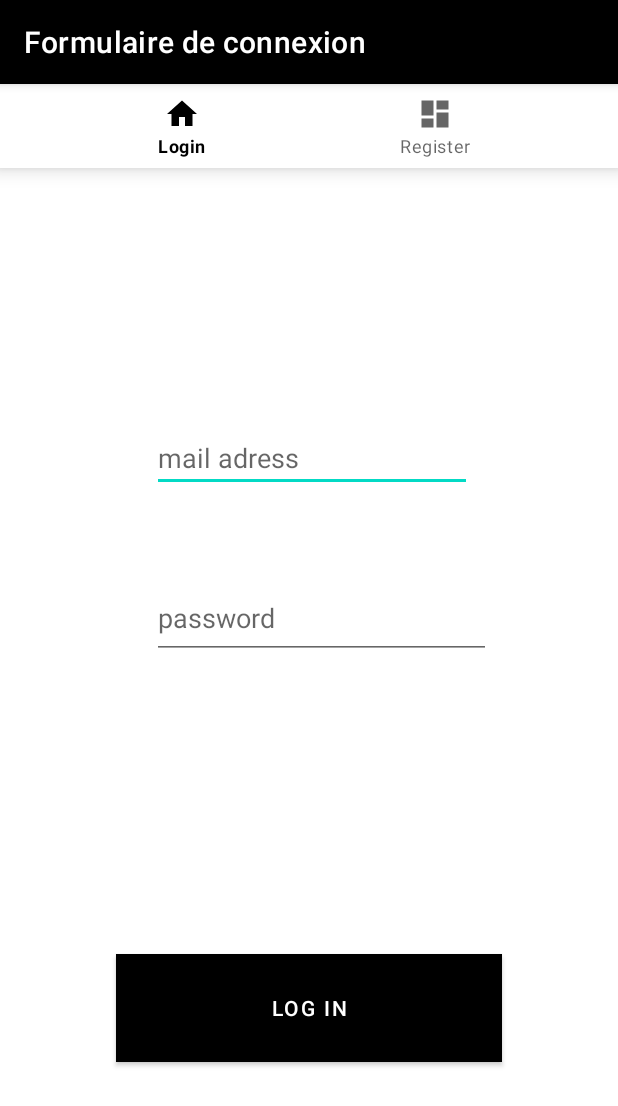
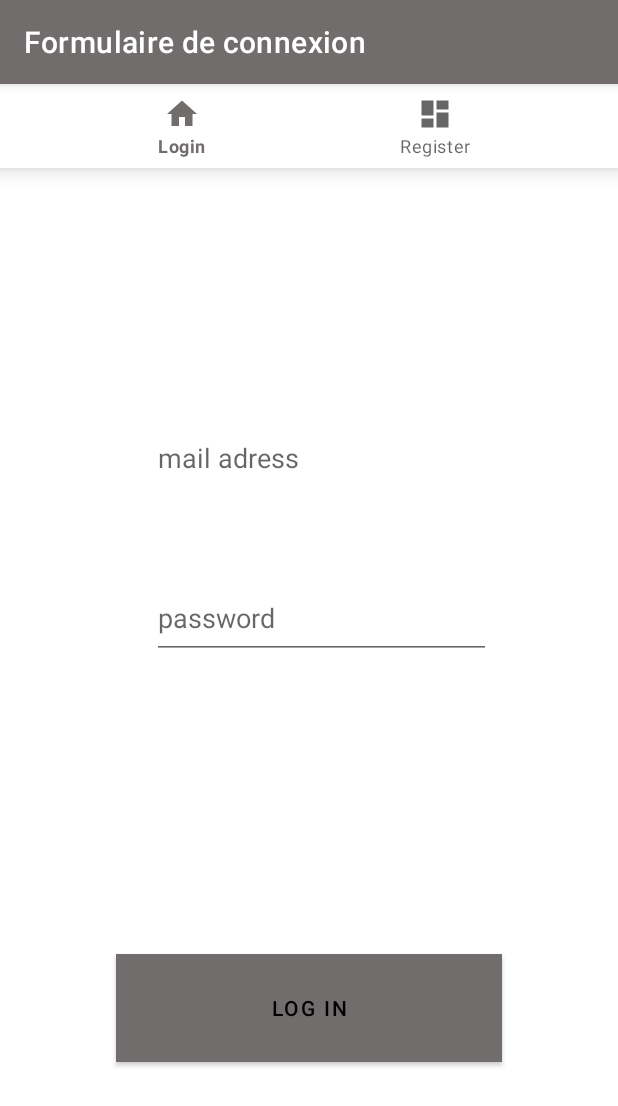
Before and after one commit to BertaudNathan/Android-ToDoList, an Android app: the screen it shows after launch (LoginRegisterActivity), on a phone screen of 412 x 824 dp. Shown: the top 1106 px of the screen. Run offline under Robolectric (Android 15) with nearby library versions, the phone set to English and light mode, and no system bars; our stand-ins replace Firebase (no records; nobody signed in at launch, a user with empty details on screens opened directly), navigation-ui.

Commit message:
Ajout calendrier, pour les taches, debut gestions theme dark et light

```diff
--- a/app/src/main/java/com/example/todolist/LoginRegisterActivity.java
+++ b/app/src/main/java/com/example/todolist/LoginRegisterActivity.java
@@ -11,11 +11,11 @@ import androidx.navigation.ui.NavigationUI;
 
 import com.devmobile.todolistBertaudLeroi.R;
 import com.devmobile.todolistBertaudLeroi.databinding.ActivityLoginRegisterBinding;
-import com.example.todolist.Model.MyCompatActivity;
+import com.example.todolist.Model.BackConfirmActivity;
 import com.google.android.material.bottomnavigation.BottomNavigationView;
 
 
-public class LoginRegisterActivity extends MyCompatActivity {
+public class LoginRegisterActivity extends BackConfirmActivity {
     private ActivityLoginRegisterBinding binding;
     @Override
     protected void onCreate(Bundle savedInstanceState) {
--- a/app/src/main/java/com/example/todolist/MainActivity.java
+++ b/app/src/main/java/com/example/todolist/MainActivity.java
@@ -18,7 +18,7 @@ import android.os.Bundle;
 import android.view.View;
 import android.widget.Toast;
 
-import com.example.todolist.Model.MyCompatActivity;
+import com.example.todolist.Model.BackConfirmActivity;
 
 import com.devmobile.todolistBertaudLeroi.R;
 import com.example.todolist.Adapter.ToDoAdapter;
@@ -46,7 +46,7 @@ import java.util.ArrayList;
 import java.util.Collections;
 import java.util.List;
 
-public class MainActivity extends MyCompatActivity implements OnDialogCloseListener {
+public class MainActivity extends BackConfirmActivity implements OnDialogCloseListener {
 
     private ActivityMainBinding binding;
 
--- /dev/null
+++ b/app/src/main/java/com/example/todolist/Model/BackConfirmActivity.java
@@ -0,0 +1,40 @@
+package com.example.todolist.Model;
+
+import android.app.AlertDialog;
+import android.content.DialogInterface;
+import android.os.Bundle;
+
+import androidx.activity.OnBackPressedCallback;
+import androidx.annotation.Nullable;
+import androidx.appcompat.app.AppCompatActivity;
+
+public class BackConfirmActivity extends MyCompatActivity {
+
+
+    @Override
+    protected void onCreate(@Nullable Bundle savedInstanceState) {
+        super.onCreate(savedInstanceState);
+        getOnBackPressedDispatcher().addCallback(this, new OnBackPressedCallback(true) {
+            @Override
+            public void handleOnBackPressed() {
+                AlertDialog.Builder alertDialogBuilder = new AlertDialog.Builder(BackConfirmActivity.this);
+                alertDialogBuilder.setMessage("Voulez vous vraiment quitter l'application ?");
+                alertDialogBuilder.setCancelable(true)
+                        .setPositiveButton("Oui", new DialogInterface.OnClickListener() {
+                            @Override
+                            public void onClick(DialogInterface dialog, int which) {
+                                finishAndRemoveTask();
+                            }
+                        })
+                        .setNegativeButton("non", new DialogInterface.OnClickListener() {
+                            @Override
+                            public void onClick(DialogInterface dialog, int which) {
+                                dialog.cancel();
+                            }
+                        });
+                AlertDialog alertDialog = alertDialogBuilder.create();
+                alertDialog.show();
+            }
+        });
+    }
+}
--- a/app/src/main/java/com/example/todolist/Model/MyCompatActivity.java
+++ b/app/src/main/java/com/example/todolist/Model/MyCompatActivity.java
@@ -2,41 +2,51 @@ package com.example.todolist.Model;
 
 import android.app.AlertDialog;
 import android.content.DialogInterface;
+import android.content.SharedPreferences;
 import android.os.Bundle;
 
 import androidx.activity.OnBackPressedCallback;
 import androidx.annotation.Nullable;
 import androidx.appcompat.app.AppCompatActivity;
+import androidx.preference.Preference;
 
-import com.example.todolist.MainActivity;
+import com.devmobile.todolistBertaudLeroi.R;
+
+import java.util.Map;
 
 public class MyCompatActivity extends AppCompatActivity {
 
 
     @Override
     protected void onCreate(@Nullable Bundle savedInstanceState) {
+        setTheme();
         super.onCreate(savedInstanceState);
-        getOnBackPressedDispatcher().addCallback(this, new OnBackPressedCallback(true) {
-            @Override
-            public void handleOnBackPressed() {
-                AlertDialog.Builder alertDialogBuilder = new AlertDialog.Builder(MyCompatActivity.this);
-                alertDialogBuilder.setMessage("Voulez vous vraiment quitter l'application ?");
-                alertDialogBuilder.setCancelable(true)
-                        .setPositiveButton("Oui", new DialogInterface.OnClickListener() {
-                            @Override
-                            public void onClick(DialogInterface dialog, int which) {
-                                finishAndRemoveTask();
-                            }
-                        })
-                        .setNegativeButton("non", new DialogInterface.OnClickListener() {
-                            @Override
-                            public void onClick(DialogInterface dialog, int which) {
-                                dialog.cancel();
-                            }
-                        });
-                AlertDialog alertDialog = alertDialogBuilder.create();
-                alertDialog.show();
-            }
-        });
+
+    }
+
+    @Override
+    protected void onResume() {
+        setTheme();
+        super.onResume();
+    }
+
+
+
+    private  void setTheme(){
+        SharedPreferences pref = getSharedPreferences("com.devmobile.todolistBertaudLeroi_preferences", MODE_PRIVATE);
+        String theme =pref.getString("Theme","");
+         Map<String, ?> t = pref.getAll();
+        switch (theme){
+
+            case "Dark":
+                setTheme(R.style.Theme_ToDoListDark);
+                break;
+            case "System":
+                setTheme(R.style.Theme_ToDoList);
+                break;
+            default:
+                setTheme(R.style.Theme_ToDoList);
+                break;
+        }
     }
 }
--- a/app/src/main/java/com/example/todolist/SplashScreen.java
+++ b/app/src/main/java/com/example/todolist/SplashScreen.java
@@ -11,8 +11,9 @@ import androidx.core.view.ViewCompat;
 import androidx.core.view.WindowInsetsCompat;
 
 import com.devmobile.todolistBertaudLeroi.R;
+import com.example.todolist.Model.MyCompatActivity;
 
-public class SplashScreen extends AppCompatActivity {
+public class SplashScreen extends MyCompatActivity {
 
     @Override
     protected void onCreate(Bundle savedInstanceState) {
--- a/app/src/main/res/layout/fragment_login.xml
+++ b/app/src/main/res/layout/fragment_login.xml
@@ -56,9 +56,10 @@
             android:layout_width="257dp"
             android:layout_height="72dp"
             android:layout_marginBottom="116dp"
-            android:background="@color/black"
-            android:backgroundTint="@color/black"
+            android:background="?attr/colorPrimary"
+            android:backgroundTint="?attr/colorPrimary"
             android:text="Log in"
+            android:textColor="?attr/colorOnPrimary"
             app:layout_constraintBottom_toBottomOf="parent"
             app:layout_constraintEnd_toEndOf="parent"
             app:layout_constraintStart_toStartOf="parent"
--- a/app/src/main/res/values-night/themes.xml
+++ b/app/src/main/res/values-night/themes.xml
@@ -2,11 +2,12 @@
     <!-- Base application theme. -->
     <style name="Theme.ToDoListDark" parent="Theme.MaterialComponents.DayNight.DarkActionBar">
         <!-- Primary brand color. -->
-        <item name="colorPrimary">@color/purple_200</item>
-        <item name="colorPrimaryVariant">@color/purple_700</item>
-        <item name="colorOnPrimary">@color/black</item>
+        <item name="colorPrimary">@color/black</item>
+        <item name="colorPrimaryVariant">@color/light_grey</item>
+        <item name="colorOnPrimary">@color/white</item>
         <!-- Secondary brand color. -->
         <item name="colorSecondary">@color/teal_200</item>
+        <item name="colorAccent">@color/black</item>
         <item name="colorSecondaryVariant">@color/teal_200</item>
         <item name="colorOnSecondary">@color/black</item>
         <!-- Status bar color. -->
--- a/app/src/main/res/values/colors.xml
+++ b/app/src/main/res/values/colors.xml
@@ -1,12 +1,13 @@
 <?xml version="1.0" encoding="utf-8"?>
 <resources>
-    <color name="purple_200">#FF000000</color>
-    <color name="purple_500">#FF000000</color>
-    <color name="purple_700">#FF000000</color>
+    <color name="grey_50">#716D6D</color>">
+    <color name="dark_grey">#2F2F2F</color>
+    <color name="light_grey">#B1A0A0</color>
     <color name="teal_200">#FF03DAC5</color>
     <color name="teal_700">#FF018786</color>
     <color name="black">#FF000000</color>
     <color name="white">#FFFFFFFF</color>
     <color name="red">#F44336</color>
     <color name="green">#4CAF50</color>
+
 </resources>
--- a/app/src/main/res/values/themes.xml
+++ b/app/src/main/res/values/themes.xml
@@ -2,11 +2,12 @@
     <!-- Base application theme. -->
     <style name="Theme.ToDoList" parent="Theme.MaterialComponents.DayNight.DarkActionBar">
         <!-- Primary brand color. -->
-        <item name="colorPrimary">@color/purple_500</item>
-        <item name="colorPrimaryVariant">@color/purple_700</item>
-        <item name="colorOnPrimary">@color/white</item>
+        <item name="colorPrimary">@color/grey_50</item>
+        <item name="colorPrimaryVariant">@color/white</item>
+        <item name="colorOnPrimary">@color/black</item>
         <!-- Secondary brand color. -->
         <item name="colorSecondary">@color/teal_200</item>
+        <item name="colorAccent">@color/white</item>
         <item name="colorSecondaryVariant">@color/teal_700</item>
         <item name="colorOnSecondary">@color/black</item>
         <!-- Status bar color. -->
--- a/app/src/main/res/xml/root_preferences.xml
+++ b/app/src/main/res/xml/root_preferences.xml
@@ -11,7 +11,7 @@
             app:defaultValue="Theme"
             app:entries="@array/Theme_entries"
             app:entryValues="@array/Theme_values"
-            app:key="reply"
+            app:key="Theme"
             app:title="Theme of the app"
             app:useSimpleSummaryProvider="true" />
 
```
Also changed, not shown: app/src/main/java/com/example/todolist/Adapter/ToDoAdapter.java (+7 -0 lines), app/src/main/java/com/example/todolist/AddNewTask.java (+33 -3 lines), app/src/main/java/com/example/todolist/Model/ToDoModel.java (+19 -2 lines), app/src/main/java/com/example/todolist/PreferenceActivity.java (+9 -1 lines), app/src/main/java/com/example/todolist/ui/Modale/CustomCalendarDialog.java (added, +58 -0 lines), app/src/main/res/layout/activity_splash_screen.xml (+6 -5 lines), app/src/main/res/layout/add_new_task.xml (+21 -0 lines), app/src/main/res/layout/calendar_modale.xml (added, +54 -0 lines), app/src/main/res/layout/task_layout.xml (+14 -0 lines).
